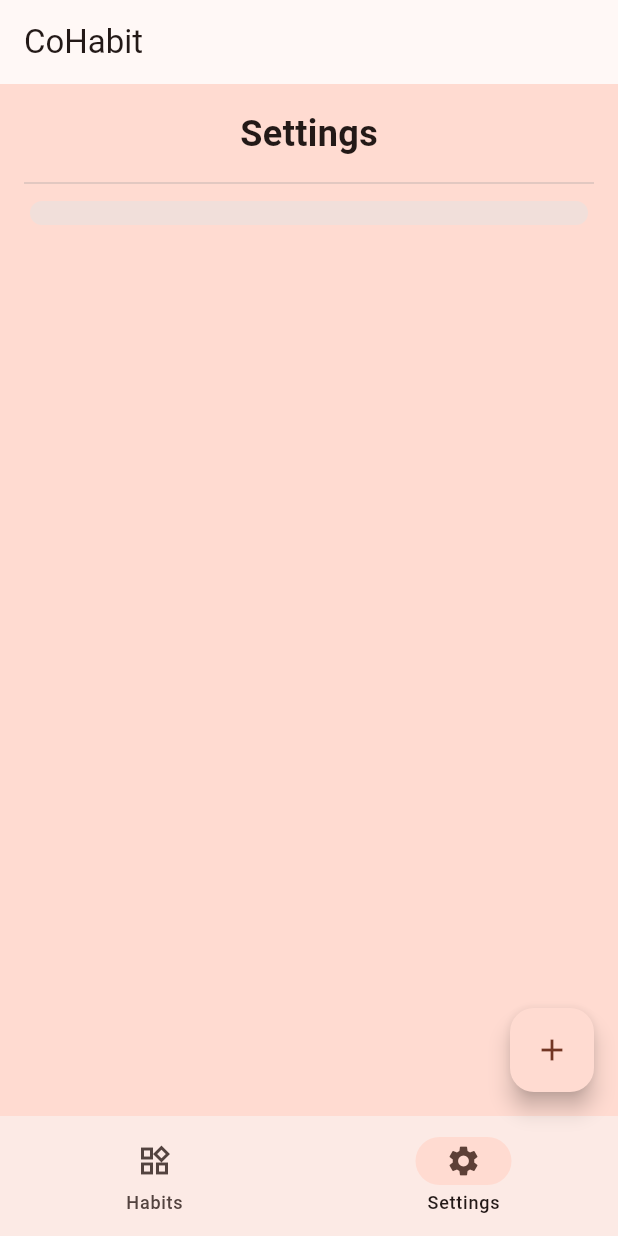
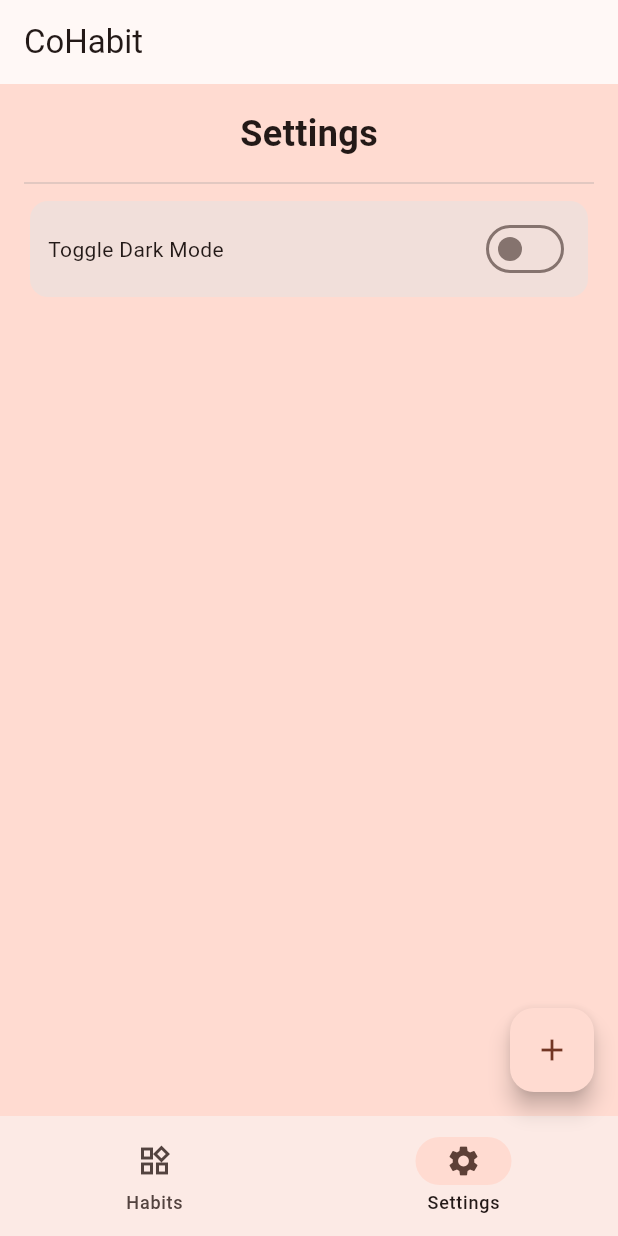
Before and after one commit to chrsrns/habit-tracker-flutter, a Flutter app: the screen it shows after launch, item 2 of the bottom bar chosen, on a phone screen of 412 x 824 dp. Run offline on Flutter 3.47's test engine with Material 3 defaults, Android fonts, the phone set to English and light mode, and no system bars; missing offline and left inert: cron, flex_list, sqlite3; statements that could not run were skipped.

Commit message:
Added dark mode switch to settings page
This adds a theme mode state to `MainApp`.
Add helper functions to `MainApp` and `_MainAppState` to change and expose the theme data state.
Add a switch to toggle the dark mode.

```diff
--- a/lib/main.dart
+++ b/lib/main.dart
@@ -11,11 +11,16 @@ Future<void> main() async {
 class MainApp extends StatefulWidget {
   const MainApp({Key? key}) : super(key: key);
 
+  static _MainAppState of(BuildContext context) =>
+      context.findAncestorStateOfType<_MainAppState>()!;
+
   @override
   State<MainApp> createState() => _MainAppState();
 }
 
 class _MainAppState extends State<MainApp> {
+  ThemeMode _themeMode = ThemeMode.system;
+
   @override
   Widget build(BuildContext context) {
     return MaterialApp(
@@ -24,7 +29,24 @@ class _MainAppState extends State<MainApp> {
         useMaterial3: true,
         colorScheme: ColorScheme.fromSeed(seedColor: Colors.deepOrange),
       ),
+      darkTheme: ThemeData(
+        useMaterial3: true,
+        colorScheme: ColorScheme.fromSeed(
+            seedColor: Colors.deepOrangeAccent, brightness: Brightness.dark),
+      ),
+      themeMode: _themeMode,
       home: LandingScreen(onSplashDone: () {}),
     );
   }
+
+  void changeTheme(ThemeMode themeMode) {
+    setState(() {
+      _themeMode = themeMode;
+      print(_themeMode);
+    });
+  }
+
+  ThemeMode get currentTheme {
+    return _themeMode;
+  }
 }
--- a/lib/settings_page.dart
+++ b/lib/settings_page.dart
@@ -11,6 +11,7 @@ class SettingsPage extends StatefulWidget {
 }
 
 class _SettingsPageState extends State<SettingsPage> {
+  bool _isDarkMode = false;
   @override
   void initState() {
     super.initState();
@@ -18,6 +19,17 @@ class _SettingsPageState extends State<SettingsPage> {
 
   @override
   Widget build(BuildContext context) {
+    _isDarkMode = () {
+      final currentTheme = MainApp.of(context).currentTheme;
+      final platformBrightness = PlatformDispatcher.instance.platformBrightness;
+      if (currentTheme == ThemeMode.dark)
+        return true;
+      else if (currentTheme == ThemeMode.system &&
+          platformBrightness == Brightness.dark)
+        return true;
+      else
+        return false;
+    }();
 
     return Padding(
       padding: const EdgeInsets.all(16.0),
@@ -37,6 +49,19 @@ class _SettingsPageState extends State<SettingsPage> {
                 const EdgeInsets.symmetric(vertical: 8.0, horizontal: 12.0),
             child: Row(
               children: [
+                Expanded(child: Text("Toggle Dark Mode")),
+                Switch(
+                    value: _isDarkMode,
+                    onChanged: (bool on) {
+                      if (on)
+                        setState(() {
+                          MainApp.of(context).changeTheme(ThemeMode.dark);
+                        });
+                      else
+                        setState(() {
+                          MainApp.of(context).changeTheme(ThemeMode.light);
+                        });
+                    })
               ],
             ),
           ))
```
